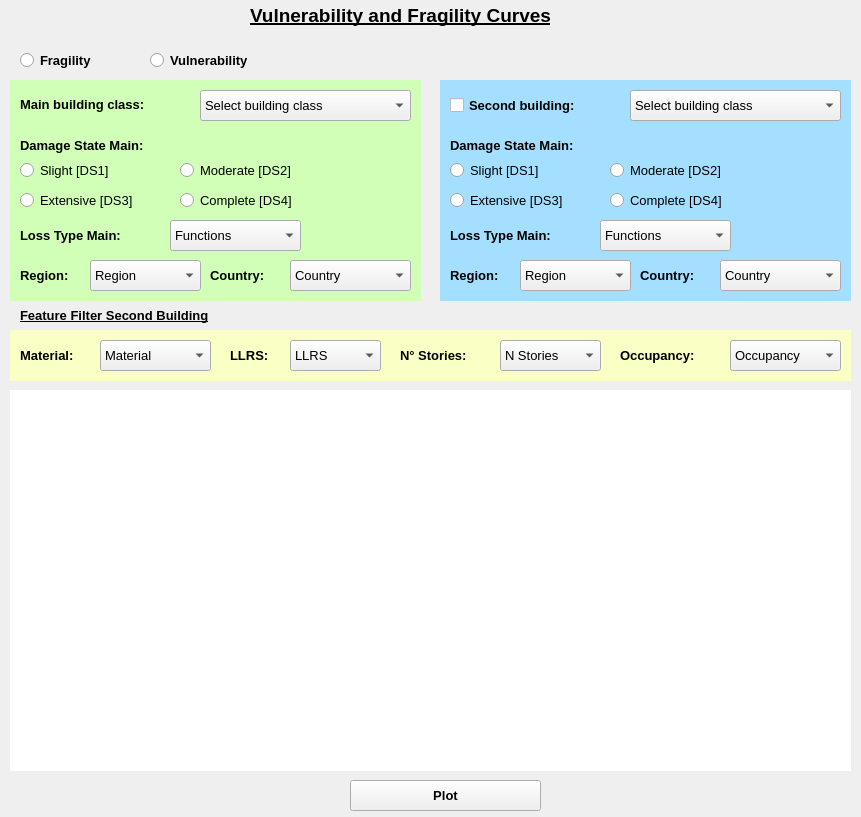
GEMScienceTools/RUBIC-AI, file gui_template/vulnerability.ui: the form before one commit.
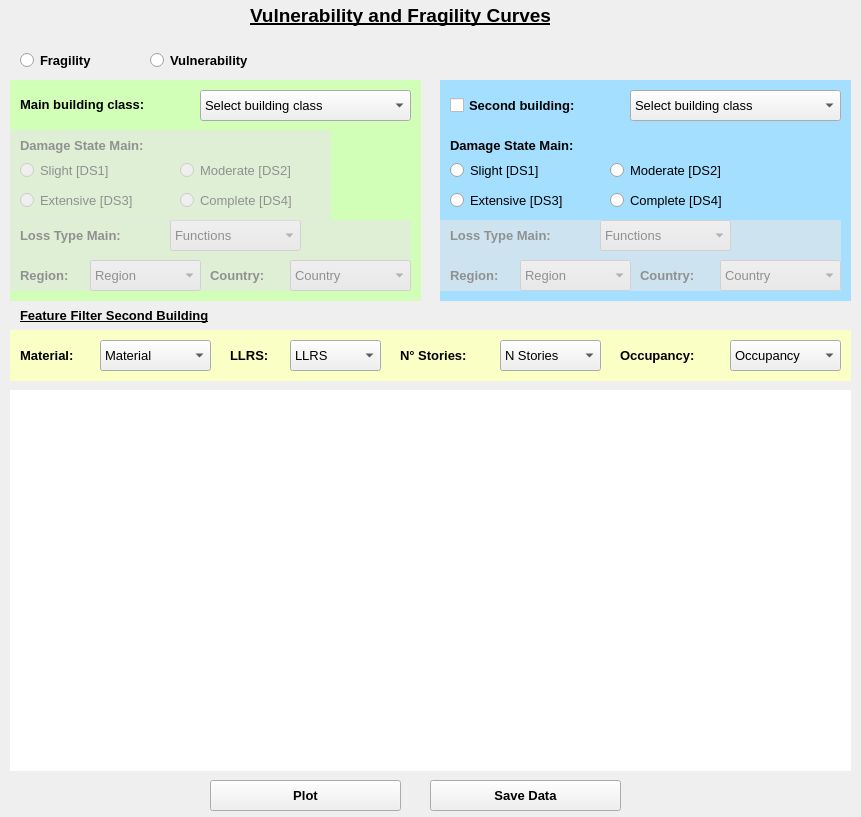
The form after the commit.

Commit message: vulnerability and fragility VS version updated

What changed in the file:
```diff
--- a/gui_template/vulnerability.ui
+++ b/gui_template/vulnerability.ui
@@ -17,7 +17,7 @@
    <widget class="QPushButton" name="plot_button">
     <property name="geometry">
      <rect>
-      <x>350</x>
+      <x>210</x>
       <y>780</y>
       <width>191</width>
       <height>31</height>
@@ -853,6 +853,74 @@
      <string>Second building:</string>
     </property>
    </widget>
+   <widget class="QLabel" name="block_vulnerability">
+    <property name="geometry">
+     <rect>
+      <x>10</x>
+      <y>220</y>
+      <width>401</width>
+      <height>71</height>
+     </rect>
+    </property>
+    <property name="styleSheet">
+     <string notr="true">background-color: rgb(229, 229, 229, 160);</string>
+    </property>
+    <property name="text">
+     <string/>
+    </property>
+   </widget>
+   <widget class="QLabel" name="block_fragility">
+    <property name="geometry">
+     <rect>
+      <x>10</x>
+      <y>130</y>
+      <width>321</width>
+      <height>91</height>
+     </rect>
+    </property>
+    <property name="styleSheet">
+     <string notr="true">background-color: rgb(229, 229, 229, 160);</string>
+    </property>
+    <property name="text">
+     <string/>
+    </property>
+   </widget>
+   <widget class="QLabel" name="block_vulnerability_2">
+    <property name="geometry">
+     <rect>
+      <x>440</x>
+      <y>220</y>
+      <width>401</width>
+      <height>71</height>
+     </rect>
+    </property>
+    <property name="styleSheet">
+     <string notr="true">background-color: rgb(229, 229, 229, 160);</string>
+    </property>
+    <property name="text">
+     <string/>
+    </property>
+   </widget>
+   <widget class="QPushButton" name="plot_button_2">
+    <property name="geometry">
+     <rect>
+      <x>430</x>
+      <y>780</y>
+      <width>191</width>
+      <height>31</height>
+     </rect>
+    </property>
+    <property name="font">
+     <font>
+      <pointsize>10</pointsize>
+      <weight>75</weight>
+      <bold>true</bold>
+     </font>
+    </property>
+    <property name="text">
+     <string>Save Data</string>
+    </property>
+   </widget>
    <zorder>main_bg_3</zorder>
    <zorder>main_bg_2</zorder>
    <zorder>main_bg</zorder>
@@ -896,6 +964,10 @@
    <zorder>main_region_label_2</zorder>
    <zorder>main_region_2</zorder>
    <zorder>second_label</zorder>
+   <zorder>block_vulnerability</zorder>
+   <zorder>block_fragility</zorder>
+   <zorder>block_vulnerability_2</zorder>
+   <zorder>plot_button_2</zorder>
   </widget>
  </widget>
  <resources/>
```
The commit also changes 89804 other files.
